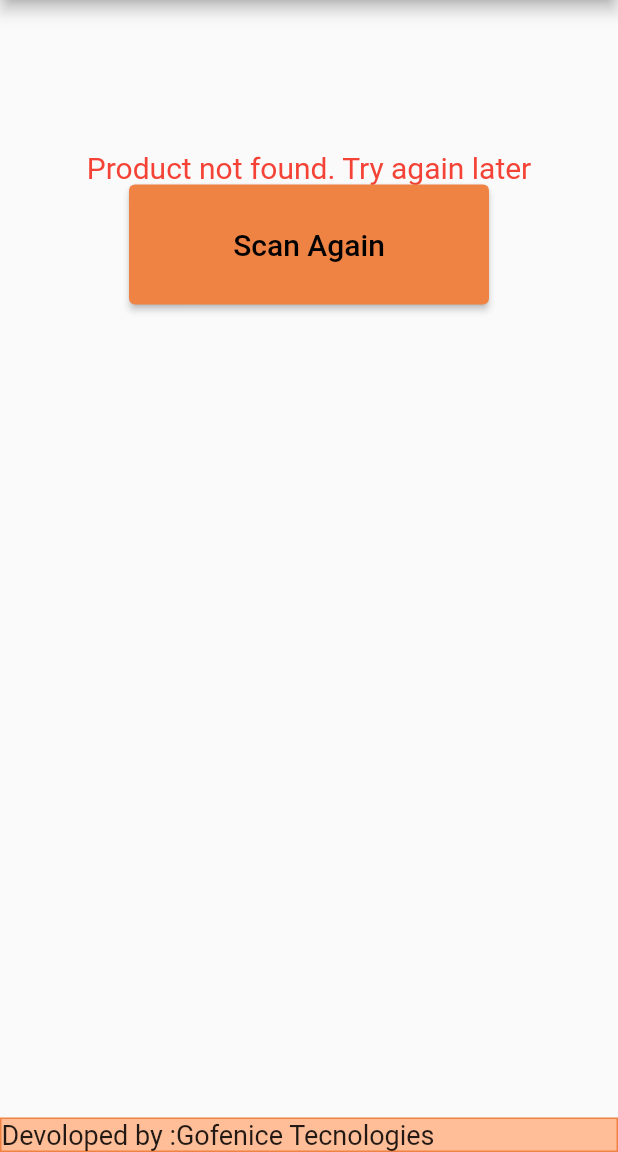
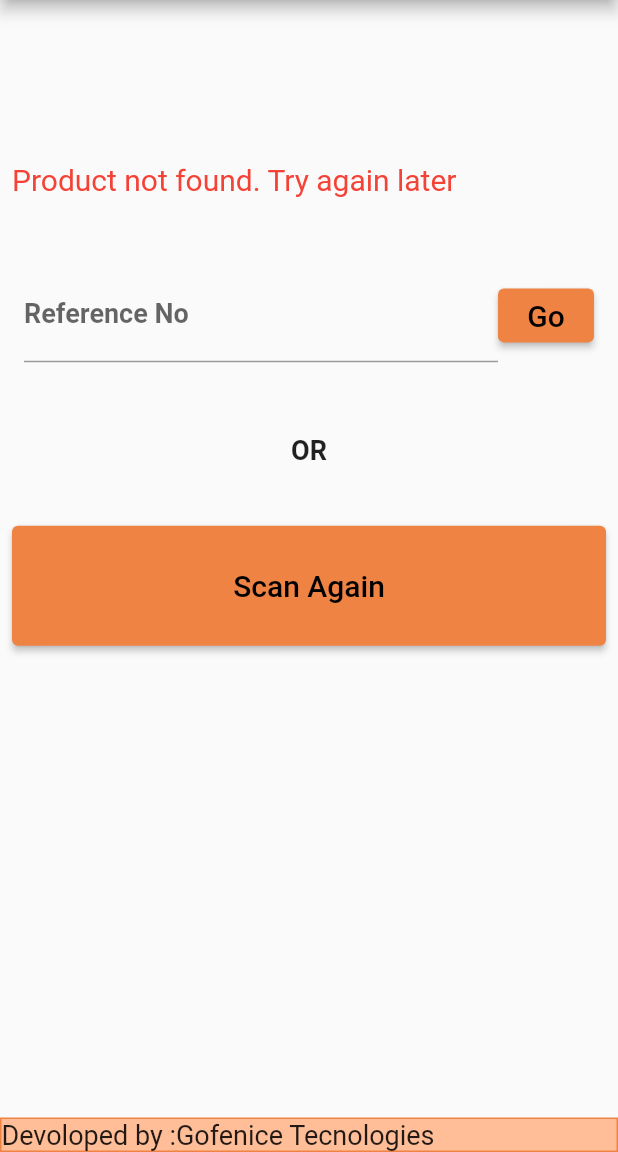
Before and after one commit to shiffinjthomas/presta_barcode_reader, a Flutter app: the Product screen opened directly with empty values, on a phone screen of 412 x 824 dp, the part 84-1236 px from its top. Run offline on Flutter 3.47's test engine with Material 2 defaults, Android fonts, the light colour scheme and no system bars; drawn by our look-alikes of delayed_display; missing offline and left inert: flutter_barcode_scanner; Roboto replaces fonts that are missing (Arial).

Commit message:
reference number search added

```diff
--- a/lib/product.dart
+++ b/lib/product.dart
@@ -42,6 +42,7 @@ class _ProductState extends State<Product> {
   TextEditingController priceController = TextEditingController();
   TextEditingController locationController = TextEditingController();
   TextEditingController isbnController = TextEditingController();
+  TextEditingController refController = TextEditingController();
   late bool _switchValue = false;
   late bool _exicuted = false;
   // final _site = "https://shiffin.gofenice.in/tutpre/api";
@@ -93,14 +94,37 @@ class _ProductState extends State<Product> {
   }
 
   Future check() async {
-    print(_url);
-    print(_ref);
     try {
+      if (_url != null && _ref == null) {
         if (_url.length == 8 || _url.length == 13) {
           // print(
           //     '$_site/products?filter[reference]=${_url.substring(0, _url.length - 1)}&display=full&output_format=JSON&$_key');
           var response = await http.get(Uri.parse(
               '$_site/products?filter[reference]=${_url.substring(0, _url.length - 1)}&display=full&output_format=JSON&$_key'));
+          var data = jsonDecode(utf8.decode(response.bodyBytes));
+
+          var response2 = await http.get(Uri.parse(
+              '$_site/stock_availables?filter[id_product]=${data['products'][0]['id']}&display=full&output_format=JSON&$_key'));
+          var data2 = jsonDecode(utf8.decode(response2.bodyBytes));
+          data['stock'] = data2['stock_availables'][0];
+          // print(data);
+          if (data != null) {
+            connectionStatus = true;
+            //  print("connected $connectionStatus");
+          }
+
+          if (!_exicuted) {
+            if (data['products'][0]['active'].toString() == '1') {
+              _switchValue = true;
+            }
+          }
+
+          return data;
+        }
+      }
+      if (_url == null && _ref != null) {
+        var response = await http.get(Uri.parse(
+            '$_site/products?filter[reference]=$_ref&display=full&output_format=JSON&$_key'));
         var data = jsonDecode(utf8.decode(response.bodyBytes));
 
         var response2 = await http.get(Uri.parse(
@@ -409,11 +433,61 @@ class _ProductState extends State<Product> {
                     delay: Duration(seconds: 5),
                     child: Container(
                         padding: new EdgeInsets.only(top: 100),
-                      child: Column(
-                        children: [
+                        child: ListView(
+                          padding: const EdgeInsets.all(8),
+                          children: <Widget>[
                             Text(
                               "Product not found. Try again later",
-                            style: TextStyle(color: Colors.red, fontSize: 20.0),
+                              style:
+                                  TextStyle(color: Colors.red, fontSize: 20.0),
+                            ),
+                            SizedBox(
+                              height: 40.0,
+                            ),
+                            Padding(
+                              padding: const EdgeInsets.all(8.0),
+                              child: Row(
+                                children: <Widget>[
+                                  new Flexible(
+                                    child: new TextField(
+                                        style: new TextStyle(
+                                          fontSize: 18.0,
+                                          fontWeight: FontWeight.bold,
+                                        ),
+                                        controller: refController,
+                                        decoration: InputDecoration(
+                                            labelText: "Reference No",
+                                            hintText: "Reference No")),
+                                  ),
+                                  ElevatedButton(
+                                      style: ElevatedButton.styleFrom(
+                                          //    fixedSize: const Size(40, 40)
+                                          ),
+                                      // onPressed: () => scanBarcodeNormal(),
+                                      onPressed: () async {
+                                        //  print(refController.text);
+                                        Navigator.push(
+                                            context,
+                                            MaterialPageRoute(
+                                                builder: (context) => Product(
+                                                    null, refController.text)));
+                                      },
+                                      child: Text('Go')),
+                                ],
+                              ),
+                            ),
+                            SizedBox(
+                              height: 40.0,
+                            ),
+                            Center(
+                              child: Text('OR',
+                                  style: new TextStyle(
+                                    fontSize: 18.0,
+                                    fontWeight: FontWeight.bold,
+                                  )),
+                            ),
+                            SizedBox(
+                              height: 40.0,
                             ),
                             ElevatedButton(
                               style: ElevatedButton.styleFrom(
@@ -437,8 +511,7 @@ class _ProductState extends State<Product> {
                               child: Text('Scan Again'),
                             ),
                           ],
-                      ),
-                    ),
+                        )),
                   ),
                 ));
               }
```
Also changed, not shown: lib/main.dart (+38 -5 lines). Lines whose indentation alone changed are shown as unchanged.
